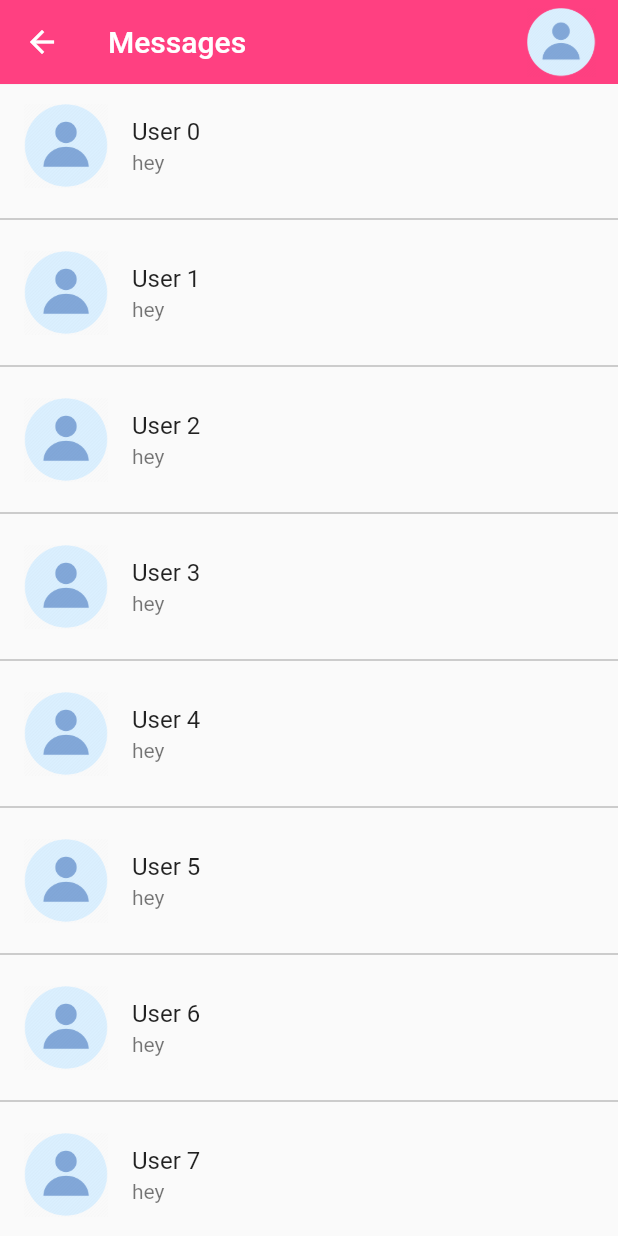
After one commit to DAB-Co/jam-mobile, a Flutter app: the Messages screen opened by its route, on a phone screen of 412 x 824 dp. The commit adds this screen. Run offline on Flutter 3.47's test engine with Material 2 defaults, Android fonts, the phone set to English and light mode, and no system bars; our stand-ins replace another_flushbar, shared_preferences; accounts and stored records are empty.

Commit message:
added messages screen

```diff
--- a/lib/main.dart
+++ b/lib/main.dart
@@ -1,4 +1,5 @@
 import 'package:flutter/material.dart';
+import 'package:jam/pages/messages.dart';
 import 'package:provider/provider.dart';
 
 import '/pages/homepage.dart';
@@ -54,6 +55,7 @@ class MyApp extends StatelessWidget {
             routes.homepage: (context) => Homepage(),
             routes.login: (context) => Login(),
             routes.register: (context) => Register(),
+            routes.messages: (context) => Messages(),
           }),
     );
   }
--- a/lib/pages/homepage.dart
+++ b/lib/pages/homepage.dart
@@ -25,7 +25,9 @@ class _HomepageState extends State<Homepage> {
         ),
         actions: [
           IconButton(
-            onPressed: () {},
+            onPressed: () {
+              Navigator.pushNamed(context, routes.messages);
+            },
             icon: Icon(
               Icons.message,
               color: Colors.white,
@@ -104,9 +106,7 @@ class _HomepageState extends State<Homepage> {
       ),
       body: Column(
         children: [
-          SizedBox(
-            height: 100,
-          ),
+          SizedBox(height: 100),
           Center(
             child: Text("${greetingsText()} ${user.email!}"),
           ),
--- /dev/null
+++ b/lib/pages/messages.dart
@@ -0,0 +1,44 @@
+import 'package:flutter/material.dart';
+
+class Messages extends StatefulWidget {
+  @override
+  _MessagesState createState() => _MessagesState();
+}
+
+class _MessagesState extends State<Messages> {
+  @override
+  Widget build(BuildContext context) {
+    return Scaffold(
+      appBar: AppBar(
+        backgroundColor: Colors.pinkAccent,
+        title: Text("Messages"),
+        elevation: 0.1,
+        actions: [
+          Padding(
+            padding: EdgeInsets.only(right: 15, top: 5, bottom: 5),
+            child: Image(
+              image: AssetImage("assets/avatar.png"),
+            ),
+          ),
+        ],
+      ),
+      body: ListView.separated(
+        itemBuilder: (context, index) => Padding(
+          padding: EdgeInsets.only(top: 5, bottom: 5),
+          child: ListTile(
+            leading: Image(
+              image: AssetImage("assets/avatar.png"),
+            ),
+            title: Text('User $index'),
+            subtitle: Text("hey"),
+            onTap: () {},
+          ),
+        ),
+        separatorBuilder: (context, index) => Divider(
+          color: Colors.grey,
+        ),
+        itemCount: 20,
+      ),
+    );
+  }
+}
--- a/lib/util/routes.dart
+++ b/lib/util/routes.dart
@@ -1,3 +1,4 @@
 var homepage = "/homepage";
 var login = "/login";
 var register = "/register";
+var messages = "/messages";
```
